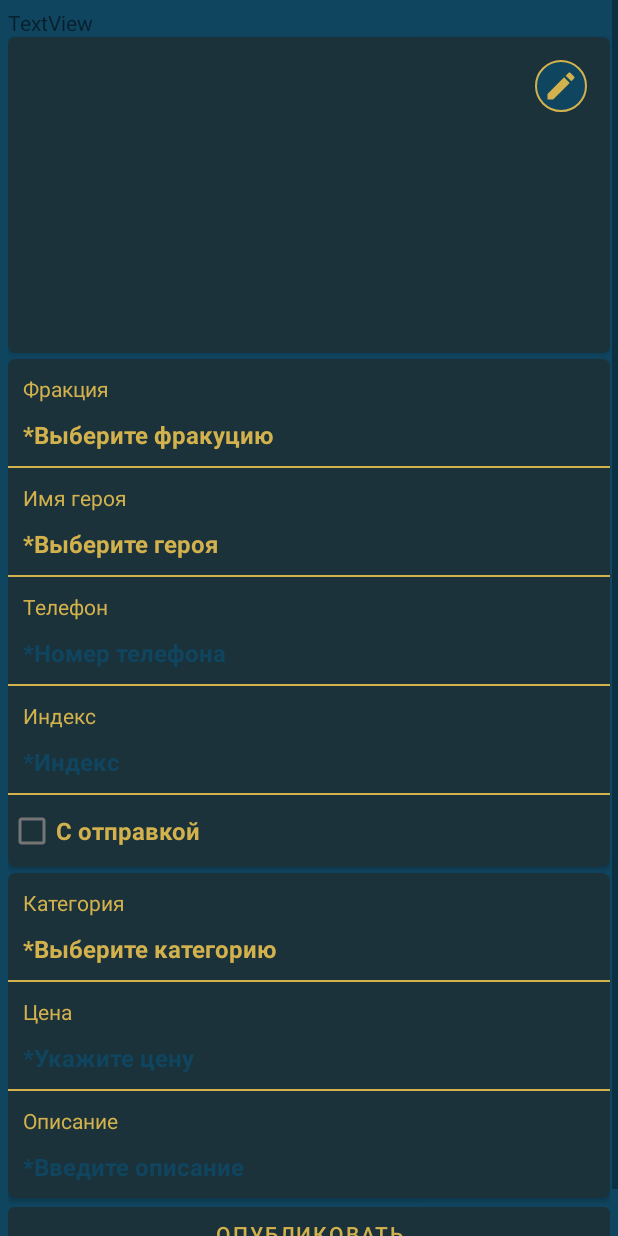
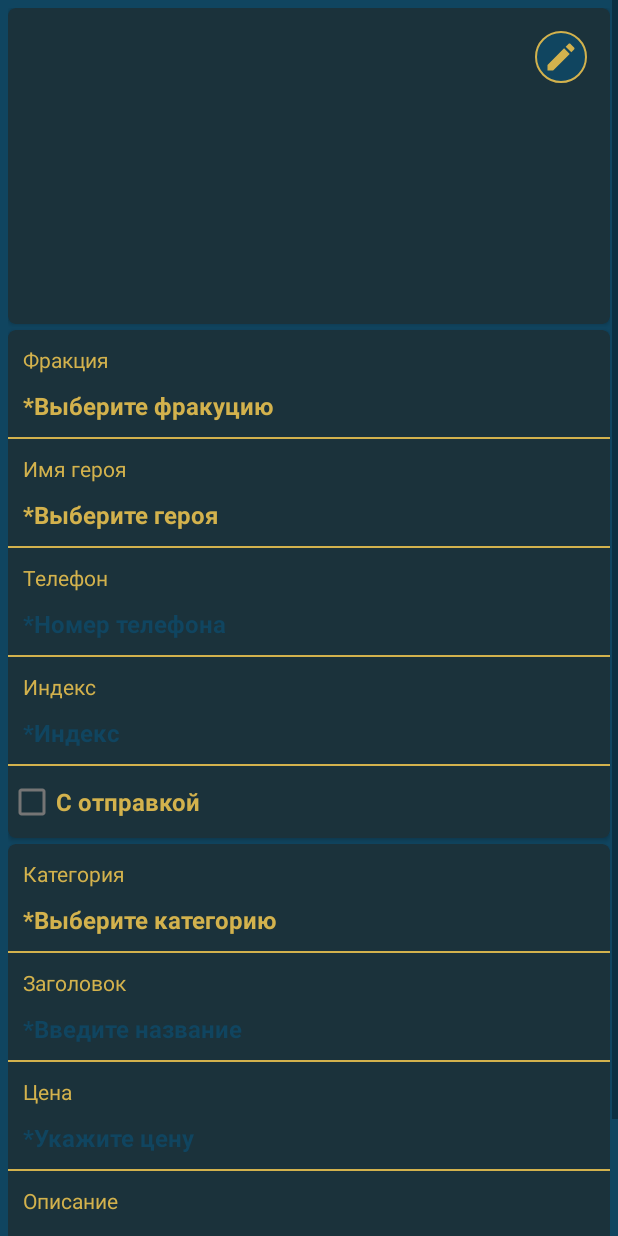
Before and after one commit to b0gdanov/TablaDeAnunciosKotlin, an Android app: the EditAdsAct screen opened directly, with no data from a screen before it, on a phone screen of 412 x 824 dp. Run offline under Robolectric (Android 15) with nearby library versions, the phone set to English and light mode, and no system bars; our stand-ins replace Firebase (no records; nobody signed in at launch, a user with empty details on screens opened directly); libraries missing offline, so code that uses them is left out: com.fxn.utility.

Commit message:
Урок 42. настраиваем адаптер и RecyclerView для показа объявлений.

```diff
--- a/app/src/main/java/ru/gamebreaker/tabladeanuncioskotlin/adapters/AdsRcAdapter.kt
+++ b/app/src/main/java/ru/gamebreaker/tabladeanuncioskotlin/adapters/AdsRcAdapter.kt
@@ -11,7 +11,7 @@ class AdsRcAdapter: RecyclerView.Adapter<AdsRcAdapter.AdHolder>() {
     val adArray = ArrayList<Ad>()
 
     override fun onCreateViewHolder(parent: ViewGroup, viewType: Int): AdHolder {
-        val binding = AdListItemBinding.inflate(LayoutInflater.from(parent.context))
+        val binding = AdListItemBinding.inflate(LayoutInflater.from(parent.context), parent, false)
         return AdHolder(binding)
     }
 
@@ -36,6 +36,7 @@ class AdsRcAdapter: RecyclerView.Adapter<AdsRcAdapter.AdHolder>() {
             binding.apply {
                 tvDescription.text = ad.description
                 tvPrice.text = ad.price
+                tvTitle.text = ad.title
             }
 
         }
--- a/app/src/main/java/ru/gamebreaker/tabladeanuncioskotlin/data/Ad.kt
+++ b/app/src/main/java/ru/gamebreaker/tabladeanuncioskotlin/data/Ad.kt
@@ -1,7 +1,6 @@
 package ru.gamebreaker.tabladeanuncioskotlin.data
 
 data class Ad(
-    val title: String? = null,
     val fraction: String? = null,
     val heroName: String? = null,
     val tel: String? = null,
@@ -9,6 +8,7 @@ data class Ad(
     val withSend: String? = null,
     val category: String? = null,
     val price: String? = null,
+    val title: String? = null,
     val description: String? = null,
     val key: String? = null
 
--- a/app/src/main/java/ru/gamebreaker/tabladeanuncioskotlin/database/DbManager.kt
+++ b/app/src/main/java/ru/gamebreaker/tabladeanuncioskotlin/database/DbManager.kt
@@ -8,7 +8,7 @@ import com.google.firebase.database.ktx.database
 import com.google.firebase.ktx.Firebase
 import ru.gamebreaker.tabladeanuncioskotlin.data.Ad
 
-class DbManager {
+class DbManager (val readDataCallback: ReadDataCallback?){
     val db = Firebase.database.getReference("main")
     val auth = Firebase.auth
 
@@ -26,7 +26,7 @@ class DbManager {
                     val ad = item.children.iterator().next().child("ad").getValue(Ad::class.java)
                     if (ad != null)adArray.add(ad)
                 }
-
+                readDataCallback?.readData(adArray)
             }
 
             override fun onCancelled(error: DatabaseError) {
--- /dev/null
+++ b/app/src/main/java/ru/gamebreaker/tabladeanuncioskotlin/database/ReadDataCallback.kt
@@ -0,0 +1,7 @@
+package ru.gamebreaker.tabladeanuncioskotlin.database
+
+import ru.gamebreaker.tabladeanuncioskotlin.data.Ad
+
+interface ReadDataCallback {
+    fun readData(list: List<Ad>)
+}
--- a/app/src/main/res/layout/activity_edit_ads.xml
+++ b/app/src/main/res/layout/activity_edit_ads.xml
@@ -22,12 +22,6 @@
             android:layout_height="wrap_content"
             android:layout_margin="5dp"
             android:orientation="vertical">
-
-            <TextView
-                android:id="@+id/tvTitle"
-                android:layout_width="match_parent"
-                android:layout_height="wrap_content"
-                android:text="TextView" />
 
             <androidx.cardview.widget.CardView
                 android:id="@+id/cardImage"
@@ -265,6 +259,39 @@
                         android:textStyle="bold" />
 
                     <LinearLayout
+                        android:id="@+id/divider20"
+                        android:layout_width="match_parent"
+                        android:layout_height="1dp"
+                        android:background="@color/ic_main"
+                        android:orientation="horizontal"></LinearLayout>
+
+                    <TextView
+                        android:id="@+id/tvTitle"
+                        android:layout_width="match_parent"
+                        android:layout_height="wrap_content"
+                        android:layout_marginStart="10dp"
+                        android:layout_marginTop="10dp"
+                        android:text="@string/tv_title"
+                        android:textColor="@color/ic_main"
+                        android:textStyle="normal" />
+
+                    <EditText
+                        android:id="@+id/etTitle"
+                        android:layout_width="match_parent"
+                        android:layout_height="wrap_content"
+                        android:background="@null"
+                        android:ems="10"
+                        android:hint="@string/ed_title"
+                        android:inputType="textPersonName"
+                        android:padding="10dp"
+                        android:shadowColor="@color/black"
+                        android:textColor="@color/ic_main"
+                        android:textColorHint="@color/bg_main_light"
+                        android:textSize="16sp"
+                        android:textStyle="bold" />
+
+
+                    <LinearLayout
                         android:id="@+id/divider10"
                         android:layout_width="match_parent"
                         android:layout_height="1dp"
--- a/app/src/main/res/layout/ad_list_item.xml
+++ b/app/src/main/res/layout/ad_list_item.xml
@@ -3,7 +3,7 @@
     xmlns:app="http://schemas.android.com/apk/res-auto"
     xmlns:tools="http://schemas.android.com/tools"
     android:layout_width="match_parent"
-    android:layout_height="match_parent"
+    android:layout_height="wrap_content"
     android:background="@color/bg_main_light">
 
     <androidx.cardview.widget.CardView
--- a/app/src/main/res/values/strings.xml
+++ b/app/src/main/res/values/strings.xml
@@ -65,6 +65,8 @@
     <string name="tv_hero_data">Данные персонажа</string>
     <string name="category">Категория</string>
     <string name="select_category">*Выберите категорию</string>
+    <string name="tv_title">Заголовок</string>
+    <string name="ed_title">*Введите название</string>
     <string name="price">Цена</string>
     <string name="price_hint">*Укажите цену</string>
     <string name="description">Описание</string>
--- a/build.gradle
+++ b/build.gradle
@@ -20,6 +20,7 @@ allprojects {
         google()
         mavenCentral()
         jcenter()
+        maven { url "https://jitpack.io" }
     }
 }
 
```
Also changed, not shown: app/src/main/java/ru/gamebreaker/tabladeanuncioskotlin/MainActivity.kt (+20 -2 lines), app/src/main/java/ru/gamebreaker/tabladeanuncioskotlin/act/EditAdsAct.kt (+4 -6 lines).
